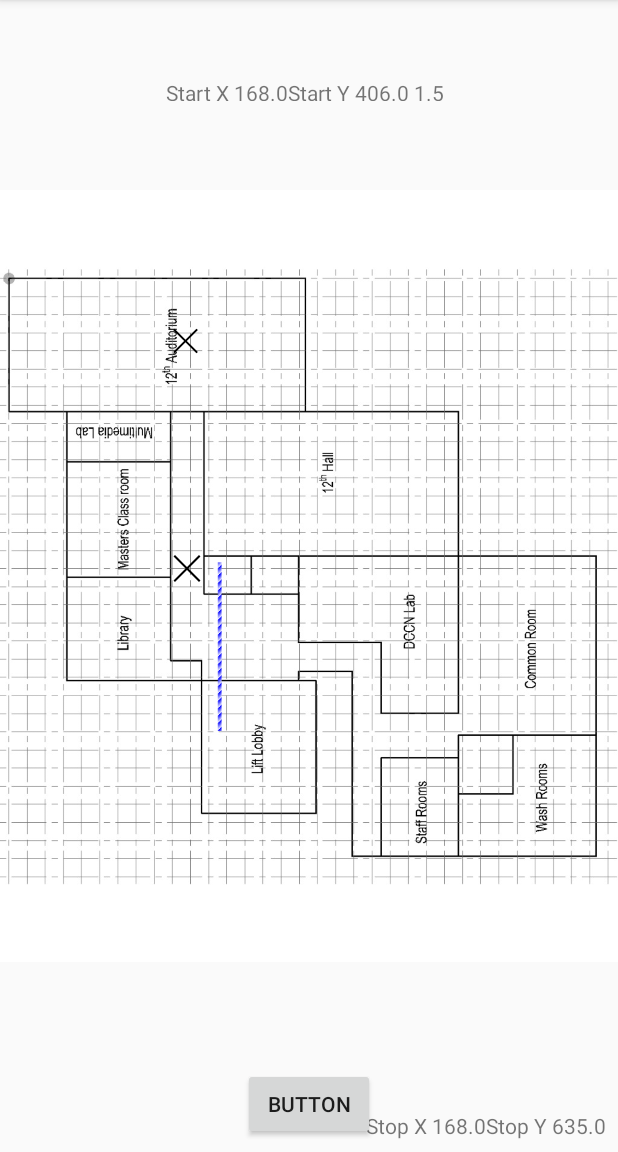
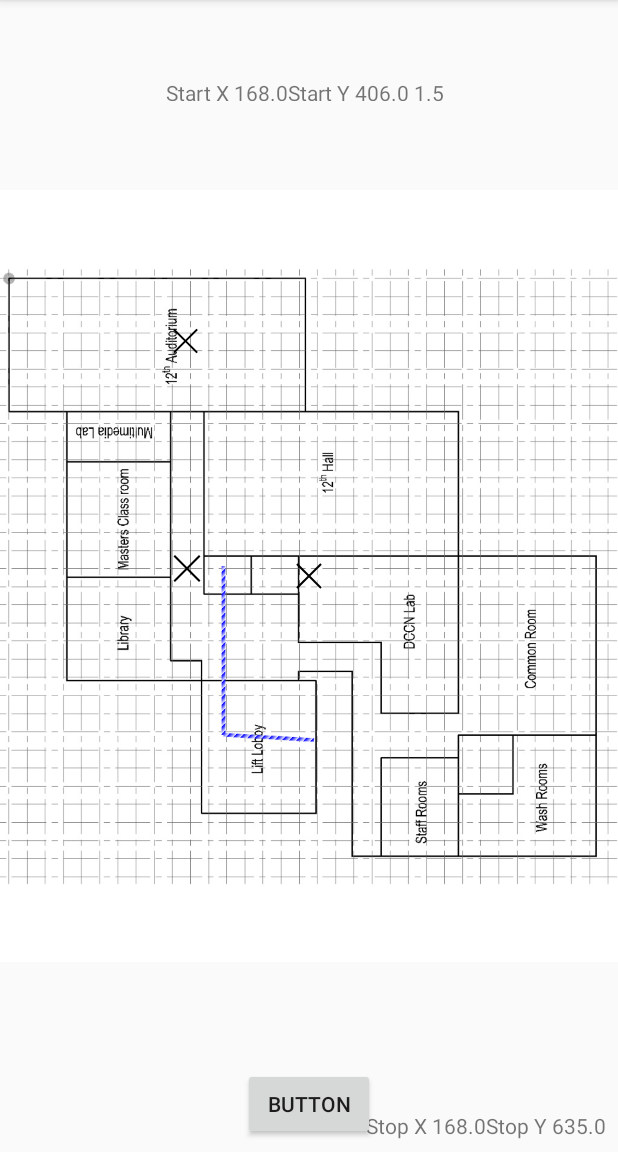
Before and after one commit to GowthamF/MyApplication3, an Android app: the screen it shows after launch (MainActivity), after a tap on "BUTTON", on a phone screen of 412 x 824 dp, the part 84-1236 px from its top. Run offline under Robolectric (Android 15) with nearby library versions, the phone set to English and light mode, and no system bars.

Commit message:
Creating paths

```diff
--- a/app/src/main/java/lk/sliit/mad/myapplication/MainActivity.java
+++ b/app/src/main/java/lk/sliit/mad/myapplication/MainActivity.java
@@ -19,7 +19,7 @@ import android.widget.TextView;
 public class MainActivity extends AppCompatActivity {
     ImageView imageView1,imageView2,drawingImageView;
     TextView textView1,textView2;
-    LinearLayout l1,l2;
+    LinearLayout l1,l2,l3;
 
     @Override
     protected void onCreate(Bundle savedInstanceState) {
@@ -35,15 +35,20 @@ public class MainActivity extends AppCompatActivity {
         textView2=findViewById(R.id.textView4);
         l1=findViewById(R.id.auditl1);
         l2=findViewById(R.id.post1);
+        l3=findViewById(R.id.post2);
         int array1[]=new int[2];
         int array[]=new int[2];
+        int array2[]=new int[2];
         l1.getLocationOnScreen(array);
         l2.getLocationOnScreen(array1);
+        l3.getLocationOnScreen(array2);
 
         float x=array[0];
         float y=array[1];
         float x1=array1[0];
         float y1=array1[1];
+        float x2=array2[0];
+        float y2=array2[1];
 
 
 
@@ -71,7 +76,8 @@ public class MainActivity extends AppCompatActivity {
 
        //p.moveTo(x,y);
       // p.lineTo(x1,y1);
-        canvas.drawLine(x+20,y+30,x1+20,y1+30,paint);
+        canvas.drawLine(x+25,y+35,x1+25,y1+35,paint);
+        canvas.drawLine(x1+25,y1+35,x2+25,y2+35,paint);
       // canvas.drawPath(p,paint);
 
         textView1.setText("Start X "+x+"Start Y "+y+" "+dp);
--- a/app/src/main/res/layout/activity_main.xml
+++ b/app/src/main/res/layout/activity_main.xml
@@ -115,6 +115,35 @@
             app:layout_constraintTop_toTopOf="parent"
             app:layout_constraintVertical_bias="0.55"
             app:srcCompat="@drawable/cross" />
+
+    </LinearLayout>
+
+    <LinearLayout
+        android:id="@+id/post2"
+        android:layout_width="24dp"
+        android:layout_height="24dp"
+        android:layout_marginBottom="8dp"
+        android:layout_marginEnd="8dp"
+        android:layout_marginStart="8dp"
+        android:layout_marginTop="8dp"
+        android:orientation="horizontal"
+        app:layout_constraintBottom_toBottomOf="parent"
+        app:layout_constraintEnd_toEndOf="parent"
+        app:layout_constraintStart_toStartOf="parent"
+        app:layout_constraintTop_toTopOf="parent">
+
+        <ImageView
+            android:id="@+id/posit2"
+            android:layout_width="25sp"
+            android:layout_height="match_parent"
+            android:layout_weight="1"
+            app:layout_constraintBottom_toBottomOf="parent"
+            app:layout_constraintEnd_toEndOf="@+id/drawing"
+            app:layout_constraintHorizontal_bias="0.295"
+            app:layout_constraintStart_toStartOf="parent"
+            app:layout_constraintTop_toTopOf="parent"
+            app:layout_constraintVertical_bias="0.55"
+            app:srcCompat="@drawable/cross" />
     </LinearLayout>
 
 </android.support.constraint.ConstraintLayout>
```
